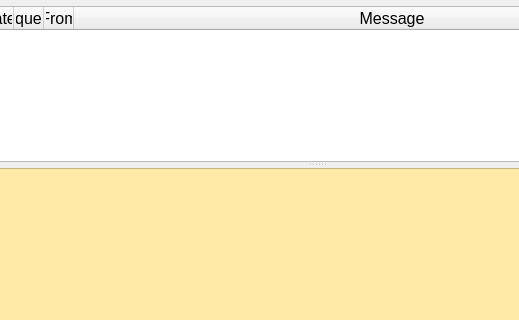
Qt form messagewindow.ui (qcmiao1998/js8call) before a commit; both pictures show x 83 to 602 and y 0 to 320 of the 800 by 600 pixel window.
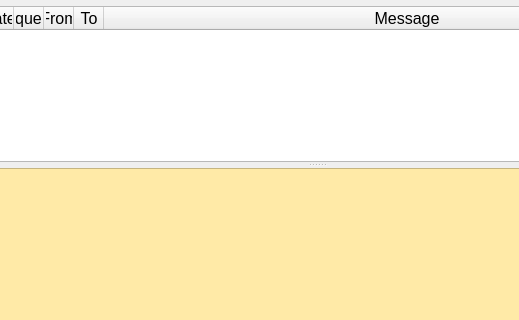
The same form after that commit.

Commit message: Added TO column to message inbox

```diff
--- a/messagewindow.ui
+++ b/messagewindow.ui
@@ -137,6 +137,11 @@
         <string>From</string>
        </property>
       </column>
+      <column>
+       <property name="text">
+        <string>To</string>
+       </property>
+      </column>
       <column>
        <property name="text">
         <string>Message</string>
```
The commit also changes 1 other file.
